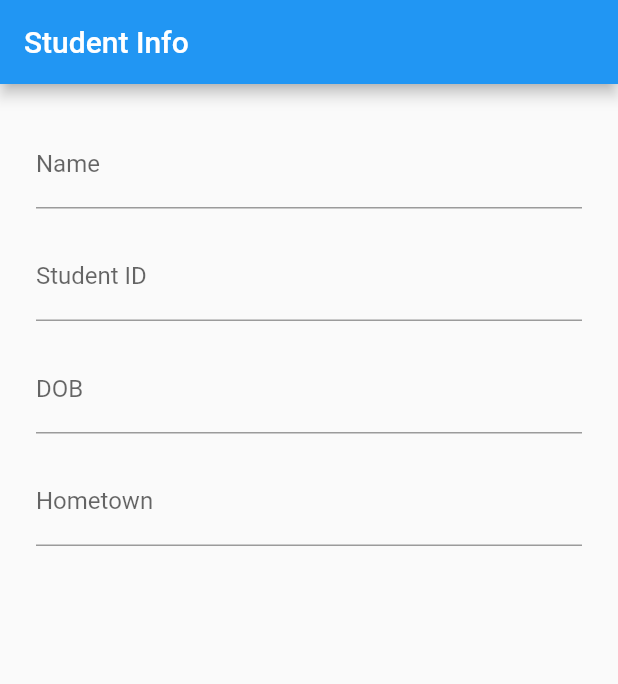
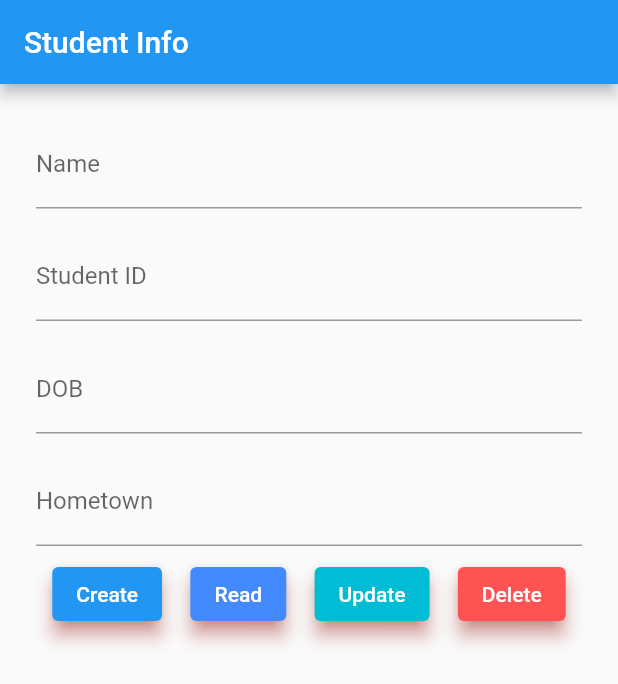
Before and after one commit to shaif-dihan/firebase_flutterApp, a Flutter app: the screen it shows after launch, on a phone screen of 412 x 824 dp. Shown: the top 684 px of the screen. Run offline on Flutter 3.47's test engine with Material 2 defaults, Android fonts, the phone set to English and light mode, and no system bars.

Commit message:
buttons added

```diff
--- a/lib/main.dart
+++ b/lib/main.dart
@@ -16,6 +16,24 @@ class MyApp extends StatefulWidget {
 }
 
 class _MyAppState extends State<MyApp> {
+  String name, stdID, dob, hometown;
+
+  getStudentName(name) {
+    this.name = name;
+  }
+
+  getStudentID(stdID) {
+    this.stdID = stdID;
+  }
+
+  getStudentDOB(dob) {
+    this.dob = dob;
+  }
+
+  getStudentHometown(ht) {
+    this.hometown = ht;
+  }
+
   @override
   Widget build(BuildContext context) {
     return Scaffold(
@@ -36,7 +54,7 @@ class _MyAppState extends State<MyApp> {
                           borderSide:
                               BorderSide(color: Colors.blue, width: 2.0))),
                   onChanged: (String name) {
-                    //getStudentName(name);
+                    getStudentName(name);
                   },
                 ),
               ),
@@ -49,8 +67,8 @@ class _MyAppState extends State<MyApp> {
                       focusedBorder: OutlineInputBorder(
                           borderSide:
                               BorderSide(color: Colors.blue, width: 2.0))),
-                  onChanged: (String name) {
-                    //getStudentName(name);
+                  onChanged: (String stdID) {
+                    getStudentName(stdID);
                   },
                 ),
               ),
@@ -63,7 +81,7 @@ class _MyAppState extends State<MyApp> {
                       focusedBorder: OutlineInputBorder(
                           borderSide:
                               BorderSide(color: Colors.blue, width: 2.0))),
-                  onChanged: (String name) {
+                  onChanged: (String dob) {
                     //getStudentName(name);
                   },
                 ),
@@ -77,11 +95,49 @@ class _MyAppState extends State<MyApp> {
                       focusedBorder: OutlineInputBorder(
                           borderSide:
                               BorderSide(color: Colors.blue, width: 2.0))),
-                  onChanged: (String name) {
-                    //getStudentName(name);
+                  onChanged: (String hometown) {
+                    getStudentName(hometown);
                   },
                 ),
-              )
+              ),
+              Row(mainAxisAlignment: MainAxisAlignment.spaceEvenly, children: [
+                ElevatedButton(
+                    onPressed: () {},
+                    child: Text("Create"),
+                    style: ElevatedButton.styleFrom(
+                      primary: Colors.blue,
+                      onPrimary: Colors.white,
+                      shadowColor: Colors.red,
+                      elevation: 5,
+                    )),
+                ElevatedButton(
+                    onPressed: () {},
+                    child: Text("Read"),
+                    style: ElevatedButton.styleFrom(
+                      primary: Colors.blueAccent,
+                      onPrimary: Colors.white,
+                      shadowColor: Colors.red,
+                      elevation: 5,
+                    )),
+                ElevatedButton(
+                    onPressed: () {},
+                    child: Text("Update"),
+                    style: ElevatedButton.styleFrom(
+                      primary: Colors.cyan,
+                      onPrimary: Colors.white,
+                      shadowColor: Colors.red,
+                      elevation: 5,
+                    )),
+                ElevatedButton(
+                    onPressed: () {},
+                    child: Text("Delete"),
+                    style: ElevatedButton.styleFrom(
+                      primary: Colors.redAccent,
+                      onPrimary: Colors.white,
+                      shadowColor: Colors.red,
+                      elevation: 5,
+                    ))
+              ])
             ],
           ),
         ));
```
